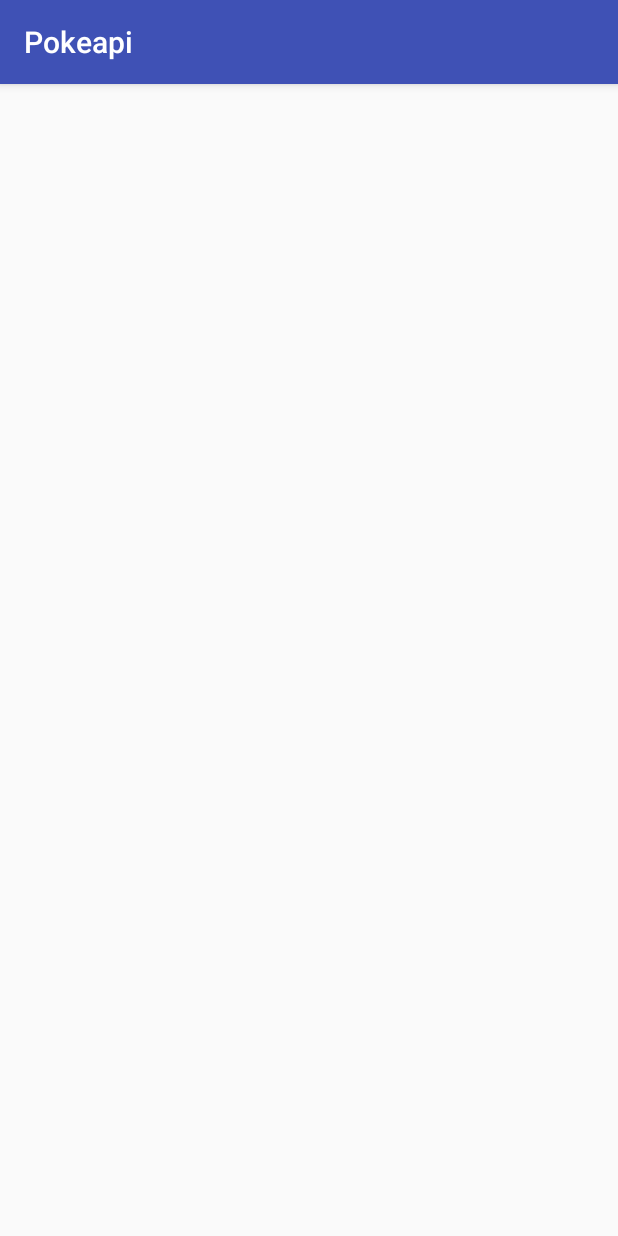
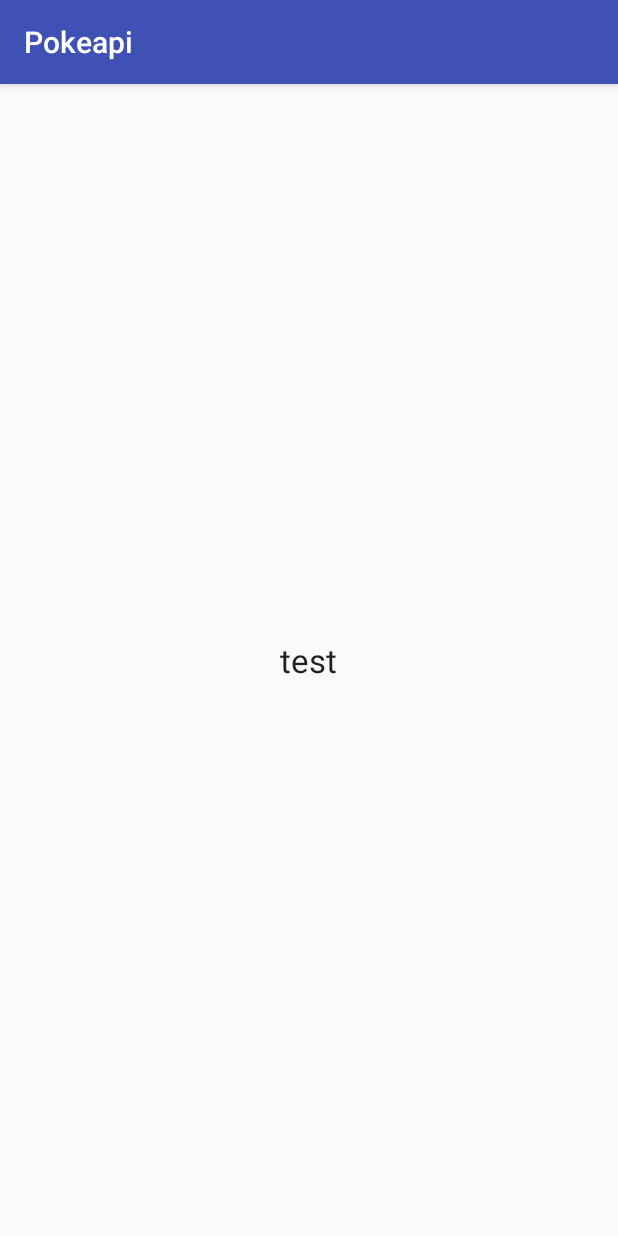
Before and after one commit to lindetna/pokeapi, an Android app: the screen it shows after launch (MyActivity), on a phone screen of 412 x 824 dp. Run offline under Robolectric (Android 15) with nearby library versions, the phone set to English and light mode, and no system bars.

```diff
--- a/app/build.gradle
+++ b/app/build.gradle
@@ -23,5 +23,5 @@ dependencies {
     compile fileTree(include: ['*.jar'], dir: 'libs')
     testCompile 'junit:junit:4.12'
     compile 'com.android.support:appcompat-v7:23.3.0'
-    compile files('libs/unirest-android-1.4.1.0.jar')
+    compile files('unirest-android-1.4.1.0.jar')
 }
--- a/app/src/main/AndroidManifest.xml
+++ b/app/src/main/AndroidManifest.xml
@@ -1,6 +1,8 @@
 <?xml version="1.0" encoding="utf-8"?>
 <manifest xmlns:android="http://schemas.android.com/apk/res/android"
     package="androiduniverse.pokeapi">
+
+    <uses-permission android:name="android.permission.INTERNET"/>
 
     <application
         android:allowBackup="true"
--- a/app/src/main/java/androiduniverse/pokeapi/MyActivity.java
+++ b/app/src/main/java/androiduniverse/pokeapi/MyActivity.java
@@ -1,13 +1,13 @@
 package androiduniverse.pokeapi;
 
-import android.support.v4.app.Fragment;
+import android.os.AsyncTask;
 import android.support.v7.app.AppCompatActivity;
 import android.os.Bundle;
-import android.view.LayoutInflater;
-import android.view.View;
-import android.view.ViewGroup;
 
-import com.mashape.unirest.http.Unirest;
+import android.widget.TextView;
+
+
+
 
 public class MyActivity extends AppCompatActivity {
 
@@ -15,6 +15,24 @@ public class MyActivity extends AppCompatActivity {
     protected void onCreate(Bundle savedInstanceState) {
         super.onCreate(savedInstanceState);
         setContentView(R.layout.activity_my);
+        TextView test = (TextView)findViewById(R.id.text);
+        //AsyncTask<String, String, String> text = new httpcall().execute("http://pokeapi.co/api/v2/pokemon/1");
+        test.setText("test");
+        //test.setText(httpcall.getinfo("http://pokeapi.co/api/v2/pokemon/1"));
+      /*  HttpResponse<JsonNode> response = null;
+
+        // These code snippets use an open-source library. http://unirest.io/java
+       try {
+             response = Unirest.get("https://phalt-pokeapi.p.mashape.com/pokemon/1/")
+                     .header("X-Mashape-Key", "zt7UYnPZsrmshGb9MJjLRCwh0Ly0p1q5O5Kjsn1dHVW2qAZugj")
+                     .asJson();
+           test.setText("ok");
+
+           Log.v("test", "ok");
+        } catch (UnirestException e) {
+            e.printStackTrace();
+        }
+*/
         //ArticleFragment articleFragment = new ArticleFragment();
     }
 
--- a/app/src/main/res/layout/activity_my.xml
+++ b/app/src/main/res/layout/activity_my.xml
@@ -8,4 +8,13 @@
     android:paddingRight="@dimen/activity_horizontal_margin"
     android:paddingTop="@dimen/activity_vertical_margin"
     tools:context="androiduniverse.pokeapi.MyActivity">
+
+    <TextView
+        android:layout_width="wrap_content"
+        android:layout_height="wrap_content"
+        android:textAppearance="?android:attr/textAppearanceLarge"
+        android:text="Hello"
+        android:id="@+id/text"
+        android:layout_centerVertical="true"
+        android:layout_centerHorizontal="true" />
 </RelativeLayout>
```
Also changed, not shown: 3 other files.
